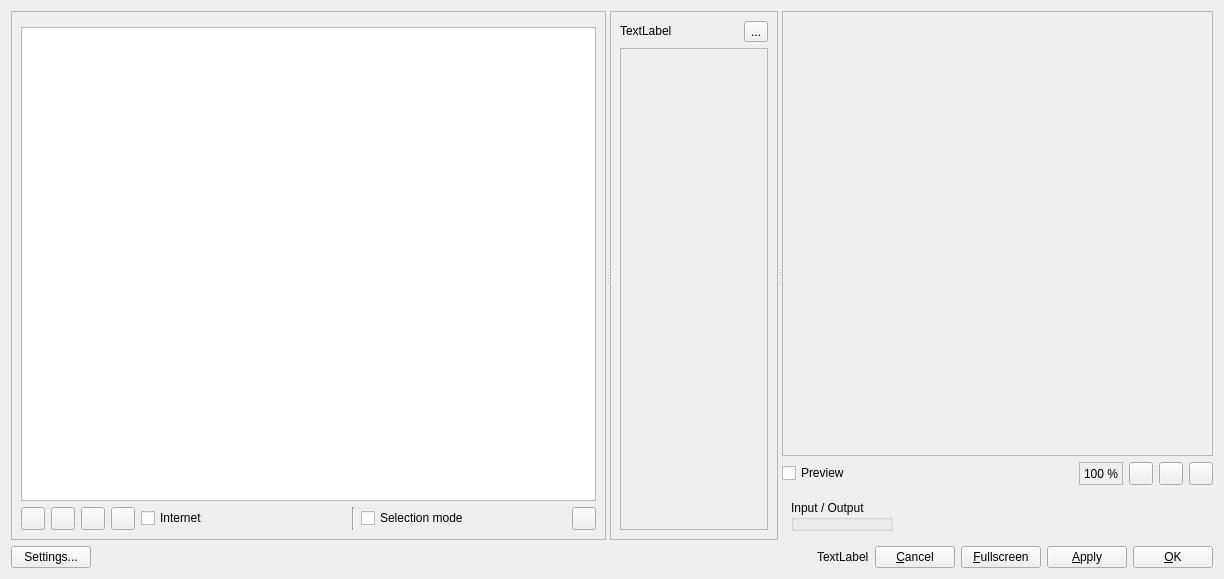
This is ui/mainwindow.ui in c-koi/gmic-qt as Qt 5 draws it before an edit. The edited form follows.
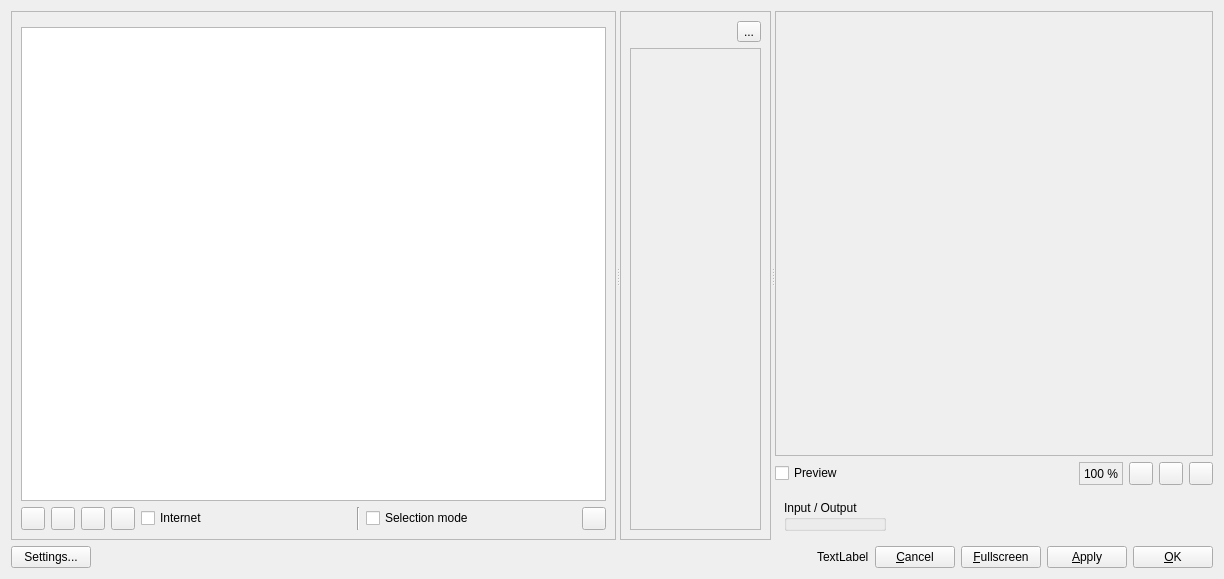
This is the edited form. Icons and pictures are not drawn. Custom widgets are drawn as their Qt base class.

```diff
--- a/ui/mainwindow.ui
+++ b/ui/mainwindow.ui
@@ -182,7 +182,7 @@
             </sizepolicy>
            </property>
            <property name="text">
-            <string>TextLabel</string>
+            <string/>
            </property>
           </widget>
          </item>
@@ -217,7 +217,7 @@
            <rect>
             <x>0</x>
             <y>0</y>
-            <width>254</width>
+            <width>148</width>
             <height>474</height>
            </rect>
           </property>
```
